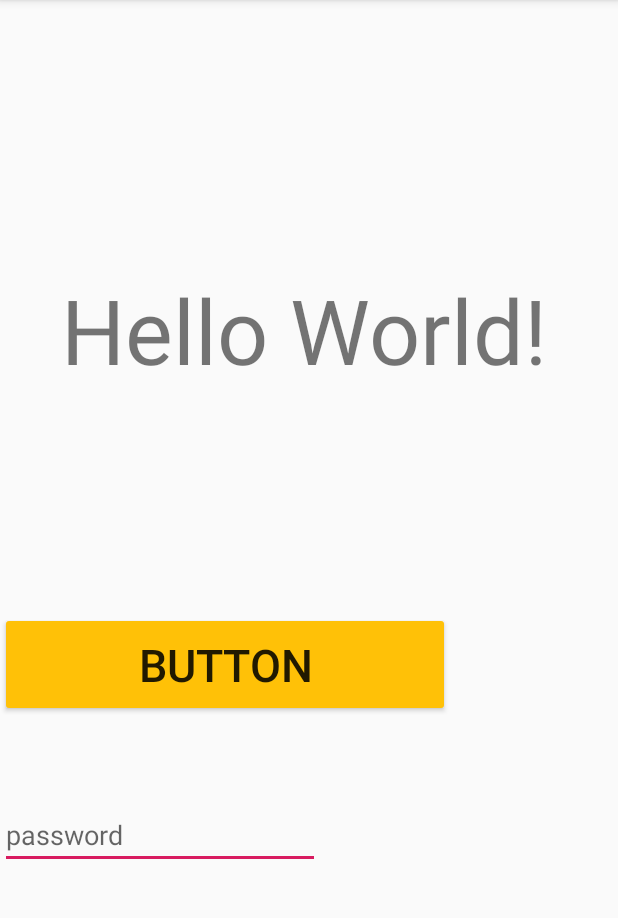
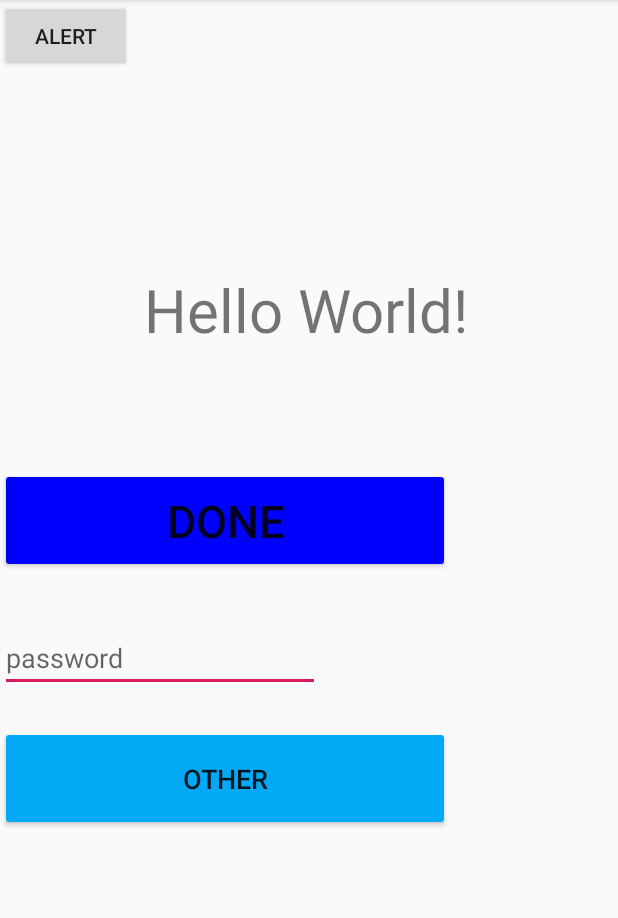
Before and after one commit to sher-machine/first-app, an Android app: the screen it shows after launch (MainActivity), after a tap on "BUTTON", on a phone screen of 412 x 824 dp, the part 84-1002 px from its top. Run offline under Robolectric (Android 15) with nearby library versions, the phone set to English and light mode, and no system bars; 1 other tap on this screen came first.

Commit message:
Other button and button for exit

```diff
--- a/app/src/main/java/com/example/testapp/MainActivity.java
+++ b/app/src/main/java/com/example/testapp/MainActivity.java
@@ -2,6 +2,10 @@ package com.example.testapp;
 
 import androidx.appcompat.app.AppCompatActivity;
 
+import android.app.AlertDialog;
+import android.content.DialogInterface;
+import android.content.res.ColorStateList;
+import android.graphics.Color;
 import android.view.View;
 import android.widget.Button;
 import android.os.Bundle;
@@ -12,30 +16,73 @@ import static android.widget.Toast.LENGTH_LONG;
 
 public class MainActivity extends AppCompatActivity {
 
-    private Button btn;
+    private Button btn, btn2, btn3;         //тип данных для кнопки
     private EditText pass;
 
     @Override
     protected void onCreate(Bundle savedInstanceState) {
         super.onCreate(savedInstanceState);
         setContentView(R.layout.activity_main);
-        onButtonClick() ;
+        addListenerOnButton() ;
     }
 
-    public void onButtonClick(){
+    public void addListenerOnButton(){
         pass = (EditText)findViewById(R.id.editText);
         btn = (Button)findViewById(R.id.but1);
-        btn.setOnClickListener(
-                new View.OnClickListener(){
+        btn2= (Button)findViewById(R.id.other_button);
+        btn3= (Button)findViewById(R.id.alert);
+
+        btn.setOnClickListener(                 //обработчик событий
+                new View.OnClickListener(){     //новое действие при нажатии на кнопку
                     @Override
                     public void onClick(View v) {
-                        Toast.makeText(                //Всплывающее окно
+                        btn.setText("DONE");                     //Установка текста после нажатия
+                        btn.setBackgroundTintList(ColorStateList.valueOf(Color.BLUE));     //
+                        Toast.makeText(                // метод создания всплывающего окна
                                 MainActivity.this, pass.getText(), LENGTH_LONG
                         ).show();                   // метод, который покажет всплвающее окно
                     }
                 }
         );
-    }
+
+        btn2.setOnClickListener(                 //обработчик событий
+                new View.OnClickListener(){     //новое действие при нажатии на кнопку
+                    @Override
+                    public void onClick(View v) {
+                        btn.setBackgroundTintList(ColorStateList.valueOf(Color.RED));     //
+                        Toast.makeText(                     // метод создания всплывающего окна
+                                MainActivity.this, "Other_button", LENGTH_LONG
+                        ).show();                            // метод, который покажет всплвающее окно
+                    }
+                }
+        );
 
 
+
+        btn3.setOnClickListener(                 //обработчик событий
+                new View.OnClickListener() {     //новое действие при нажатии на кнопку
+                    @Override
+                    public void onClick(View v) {
+                        AlertDialog.Builder a_builder = new AlertDialog.Builder(MainActivity.this); //билдер всплывающих окон
+                        a_builder.setMessage("Do u want close app?")
+                                .setCancelable(false)   //нет кнопки закрыть
+                                .setPositiveButton("YES", new DialogInterface.OnClickListener() {   //обработчик нажатия на кнопку "YES"
+                                    @Override
+                                    public void onClick(DialogInterface dialog, int which) {
+                                        finish();   //полное закрытие прилолжения
+                                    }
+                                })
+                                .setNegativeButton("NO", new DialogInterface.OnClickListener() {
+                                    @Override
+                                    public void onClick(DialogInterface dialog, int which) {
+                                        dialog.cancel(); //закрыть всплывающее окно
+                                    }
+                                });
+                        AlertDialog alert = a_builder.create();         //само всплывающее окно
+                        alert.setTitle("Close app");         //Заголовок для всплывающего окна
+                        alert.show();
+                    }
+                }
+        );
+    }
 }
--- a/app/src/main/res/layout/activity_main.xml
+++ b/app/src/main/res/layout/activity_main.xml
@@ -6,15 +6,26 @@
     android:layout_height="match_parent"
     tools:context=".MainActivity">
 
+    <Button
+        android:id="@+id/other_button"
+        android:layout_width="300dp"
+        android:layout_height="70dp"
+        android:layout_marginTop="484dp"
+        android:backgroundTint="#03A9F4"
+        android:text="other"
+        android:textSize="18sp"
+        app:layout_constraintTop_toTopOf="parent"
+        tools:layout_editor_absoluteX="57dp" />
+
     <TextView
         android:layout_width="wrap_content"
         android:layout_height="wrap_content"
         android:layout_marginTop="179dp"
         android:backgroundTint="#323232"
         android:text="Hello World!"
-        android:textSize="60sp"
+        android:textSize="40sp"
         app:layout_constraintBottom_toBottomOf="parent"
-        app:layout_constraintHorizontal_bias="0.459"
+        app:layout_constraintHorizontal_bias="0.492"
         app:layout_constraintLeft_toLeftOf="parent"
         app:layout_constraintRight_toRightOf="parent"
         app:layout_constraintTop_toTopOf="parent"
@@ -24,31 +35,31 @@
         android:id="@+id/but1"
         android:layout_width="300dp"
         android:layout_height="70dp"
-        android:layout_marginTop="408dp"
+        android:layout_marginTop="312dp"
         android:backgroundTint="#FFC107"
         android:text="Button"
         android:textSize="30sp"
         app:layout_constraintTop_toTopOf="parent"
-        tools:layout_editor_absoluteX="166dp" />
-
-    <TextView
-        android:id="@+id/text1"
-        android:layout_width="150dp"
-        android:layout_height="50dp"
-        android:layout_marginTop="335dp"
-        app:layout_constraintTop_toTopOf="parent"
-        tools:layout_editor_absoluteX="241dp" />
+        tools:layout_editor_absoluteX="46dp" />
 
     <EditText
         android:id="@+id/editText"
         android:layout_width="wrap_content"
         android:layout_height="wrap_content"
-        android:layout_marginTop="534dp"
+        android:layout_marginTop="416dp"
         android:ems="10"
         android:hint="password"
         android:inputType="textPassword"
         android:visibility="visible"
         app:layout_constraintTop_toTopOf="parent"
-        tools:layout_editor_absoluteX="207dp" />
+        tools:layout_editor_absoluteX="87dp" />
+
+    <Button
+        android:id="@+id/alert"
+        android:layout_width="wrap_content"
+        android:layout_height="wrap_content"
+        android:text="alert"
+        tools:layout_editor_absoluteX="265dp"
+        tools:layout_editor_absoluteY="23dp" />
 
 </androidx.constraintlayout.widget.ConstraintLayout>
```
